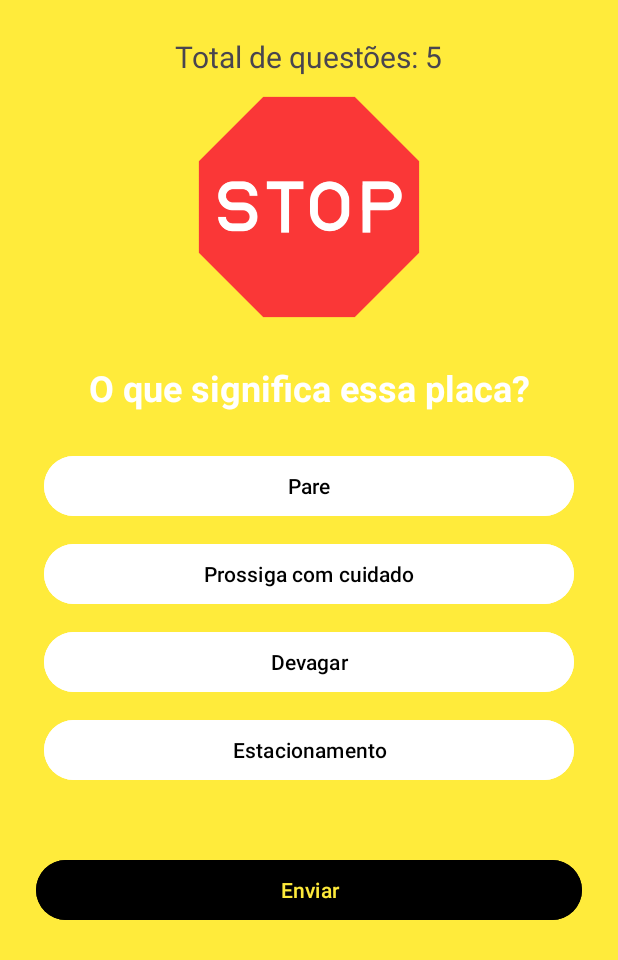
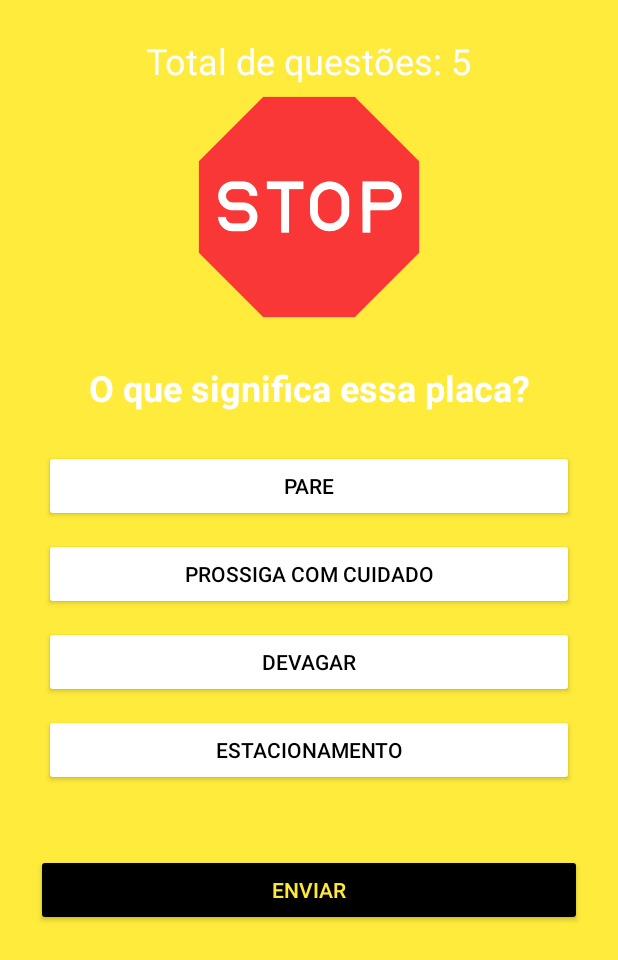
Before and after one commit to VictorVicente004/QuizPlacasAndroid, an Android app: the Tela1 screen opened directly, with no data from a screen before it, on a phone screen of 412 x 824 dp. Shown: the top 960 px of the screen. Run offline under Robolectric (Android 15) with nearby library versions, the phone set to English and light mode, and no system bars.

Commit message:
NoActionBar retirado e mudando algumas cores

```diff
--- a/app/src/main/AndroidManifest.xml
+++ b/app/src/main/AndroidManifest.xml
@@ -10,7 +10,7 @@
         android:label="@string/app_name"
         android:roundIcon="@mipmap/ic_launcher_round"
         android:supportsRtl="true"
-        android:theme="@style/Theme.QuizPlacas"
+        android:theme="@style/AppTheme"
         tools:targetApi="31">
         <activity
             android:name=".Tela1"
--- a/app/src/main/res/layout/activity_tela1.xml
+++ b/app/src/main/res/layout/activity_tela1.xml
@@ -14,7 +14,8 @@
         android:layout_height="wrap_content"
         android:layout_centerHorizontal="true"
         android:text="Questões totais"
-        android:textSize="20dp"
+        android:textSize="24sp"
+        android:textColor="@color/white"
         />
 
     <ImageView
@@ -36,7 +37,7 @@
         android:text="Aqui vai ser as questões"
         android:textAlignment="center"
         android:textColor="@color/white"
-        android:textSize="24dp"
+        android:textSize="24sp"
         android:textStyle="bold" />
 
 
--- /dev/null
+++ b/app/src/main/res/values/styles.xml
@@ -0,0 +1,10 @@
+<?xml version="1.0" encoding="utf-8"?>
+<resources>
+    <style name="AppTheme" parent="Theme.AppCompat.NoActionBar">
+        <item name="colorPrimary">@color/white</item>
+        <item name="colorPrimaryDark">@color/black</item>
+        <item name="colorAccent">@color/black</item>
+    </style>
+
+
+</resources>
```
